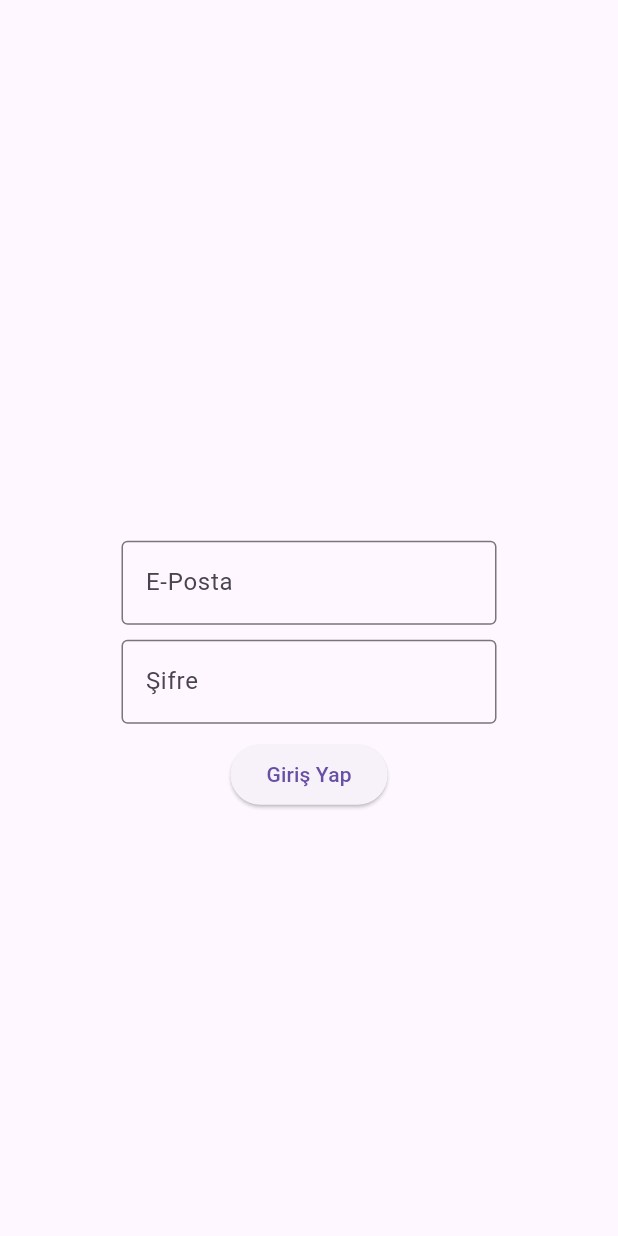
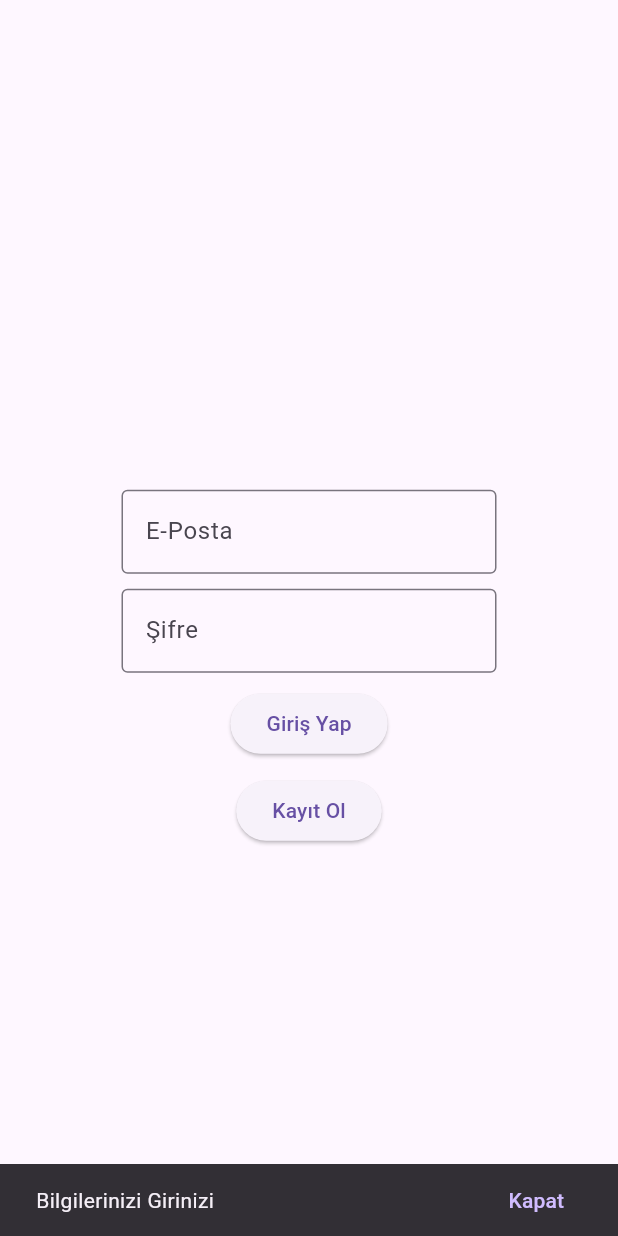
Before and after one commit to TarikKaravar/Yemekci-Flutter, a Flutter app: the LoginScreen screen opened by its route, after a tap on "Giriş Yap", on a phone screen of 412 x 824 dp. Run offline on Flutter 3.47's test engine with Material 3 defaults, Android fonts, the phone set to English and light mode, and no system bars; our stand-ins replace go_router, lottie; missing offline and left inert: dotlottie_loader.

Commit message:
Login ve register ekranları güncellendi

```diff
--- a/lib/core/routes.dart
+++ b/lib/core/routes.dart
@@ -1,5 +1,6 @@
 import 'package:flutter/material.dart';
 import 'package:flutter_app/screens/login_screen.dart';
+import 'package:flutter_app/screens/register_screen.dart';
 import 'package:go_router/go_router.dart';
 import '../screens/history_screen.dart';
 import '../screens/loading_screen.dart';
@@ -45,5 +46,10 @@ final router = GoRouter(
         path: '/login',
         builder: (context, state) => const LoginScreen(),
       ),
+
+      GoRoute(
+        path: '/register',
+        builder: (context, state) => const RegisterScreen(),
+      ),
   ],
 );
--- a/lib/screens/login_screen.dart
+++ b/lib/screens/login_screen.dart
@@ -1,4 +1,5 @@
 import 'package:flutter/material.dart';
+import 'package:go_router/go_router.dart';
 
 class LoginScreen extends StatefulWidget {
   const LoginScreen({super.key});
@@ -8,6 +9,26 @@ class LoginScreen extends StatefulWidget {
 }
 
 class _LoginScreenState extends State<LoginScreen> {
+
+  TextEditingController epostaYonetici = TextEditingController();
+  TextEditingController sifreYonetici = TextEditingController();
+
+
+  girisYap() {
+   if (epostaYonetici.text.isEmpty) {
+    ScaffoldMessenger.of(context).showSnackBar(
+      SnackBar(
+        content: Text("Bilgilerinizi Girinizi"),
+        action: SnackBarAction(label: "Kapat", onPressed: () {}),
+
+        ),
+      );
+    }
+   }
+
+
+
+
    @override
    Widget build(BuildContext context) {
     return Scaffold(
@@ -25,6 +46,7 @@ class _LoginScreenState extends State<LoginScreen> {
                     child: Text(""),
                   ),
                   TextField(
+                    controller: epostaYonetici,
                     decoration: InputDecoration(
                     hintText: "E-Posta",
                    // helper: Text("E-Postanızı Giriniz"),
@@ -34,6 +56,7 @@ class _LoginScreenState extends State<LoginScreen> {
                   SizedBox(height: 10),
                   TextField(
                     obscureText: true,
+                    controller: sifreYonetici,
                     decoration: InputDecoration(
                     hintText: "Şifre",
                    // helper: Text("Şifrenizi Giriniz"),
@@ -41,8 +64,19 @@ class _LoginScreenState extends State<LoginScreen> {
                     ),
                   ),
                   SizedBox(height: 10),
-                  ElevatedButton(onPressed: () {}, child: const Text("Giriş Yap"),
+                  ElevatedButton(
+                  onPressed:girisYap,
+                  child: const Text("Giriş Yap"),
                   ),
+                  SizedBox(height: 10),
+                  ElevatedButton(
+                    onPressed: () {
+                      context.pushReplacement("/register");
+                    },
+                    child: const Text("Kayıt Ol"),
+                  ),
+                    SizedBox(height: 10),
+
 
                 ],
                 ),
@@ -51,6 +85,6 @@ class _LoginScreenState extends State<LoginScreen> {
           )
         ),
       ), // Center
-    ); // Scaffold
-   }
+    ); // Scaffold
+  }
 }
```
Also changed, not shown: lib/screens/register_screen.dart (added, +75 -0 lines).
